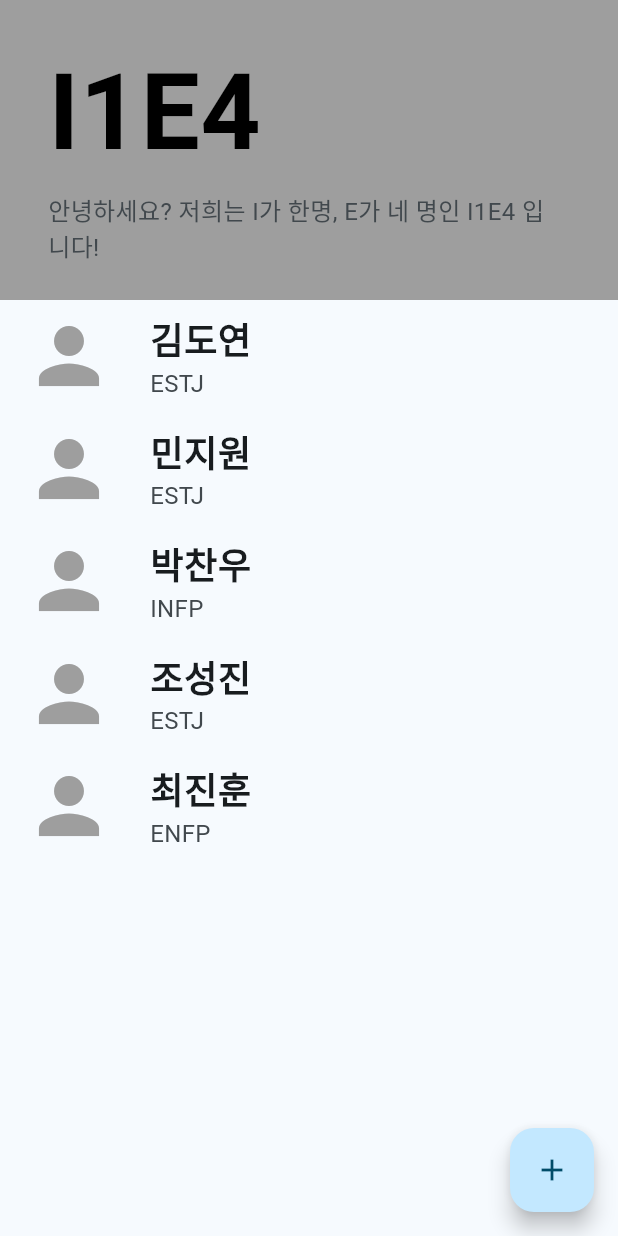
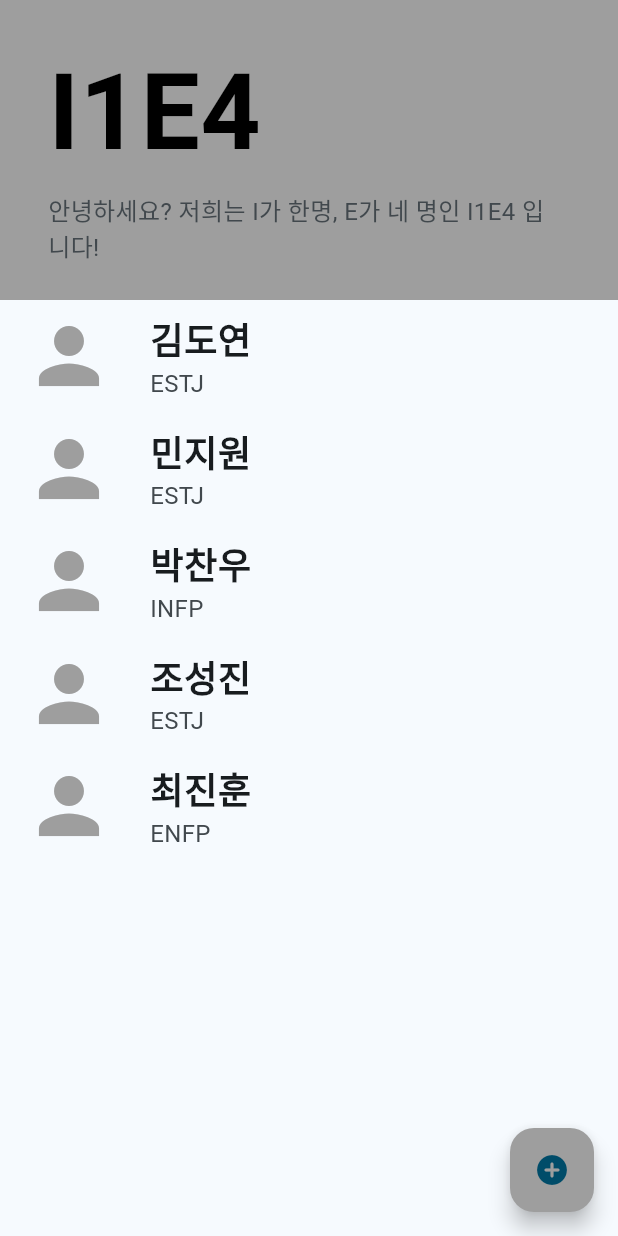
Before and after one commit to alexcho617/helloIOneEFour, a Flutter app: the screen it shows after launch, on a phone screen of 412 x 824 dp. Run offline on Flutter 3.47's test engine with Material 2 defaults, Android fonts, the phone set to English and light mode, and no system bars; our stand-ins replace image_picker, shared_preferences.

Commit message:
dy/플로팅액션버튼 수정

```diff
--- a/hello_i1e4/lib/pages/listPage.dart
+++ b/hello_i1e4/lib/pages/listPage.dart
@@ -38,7 +38,8 @@ class ListPage extends StatelessWidget {
             toolbarHeight: 200,
           ),
           floatingActionButton: FloatingActionButton(
-            child: Icon(Icons.add),
+            backgroundColor: Colors.grey,
+            child: Icon(Icons.add_circle_rounded),
             onPressed: () {
               Navigator.push(
                 context,
```
